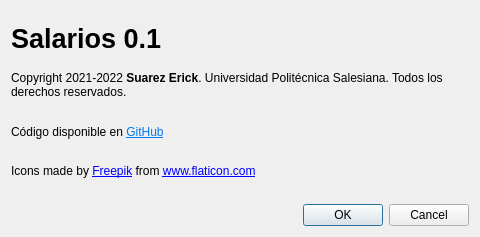
This is acerca.ui in ERLEOSUS/P59-QT-PRACT9-SALARIOS as Qt 5 draws it before an edit. The edited form follows.
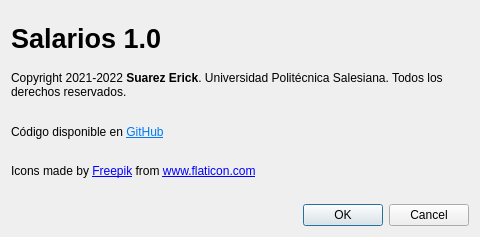
This is the edited form.

What changed in the file:
```diff
--- a/acerca.ui
+++ b/acerca.ui
@@ -24,7 +24,7 @@
       </font>
      </property>
      <property name="text">
-      <string>Salarios 0.1</string>
+      <string>Salarios 1.0</string>
      </property>
     </widget>
    </item>
```
